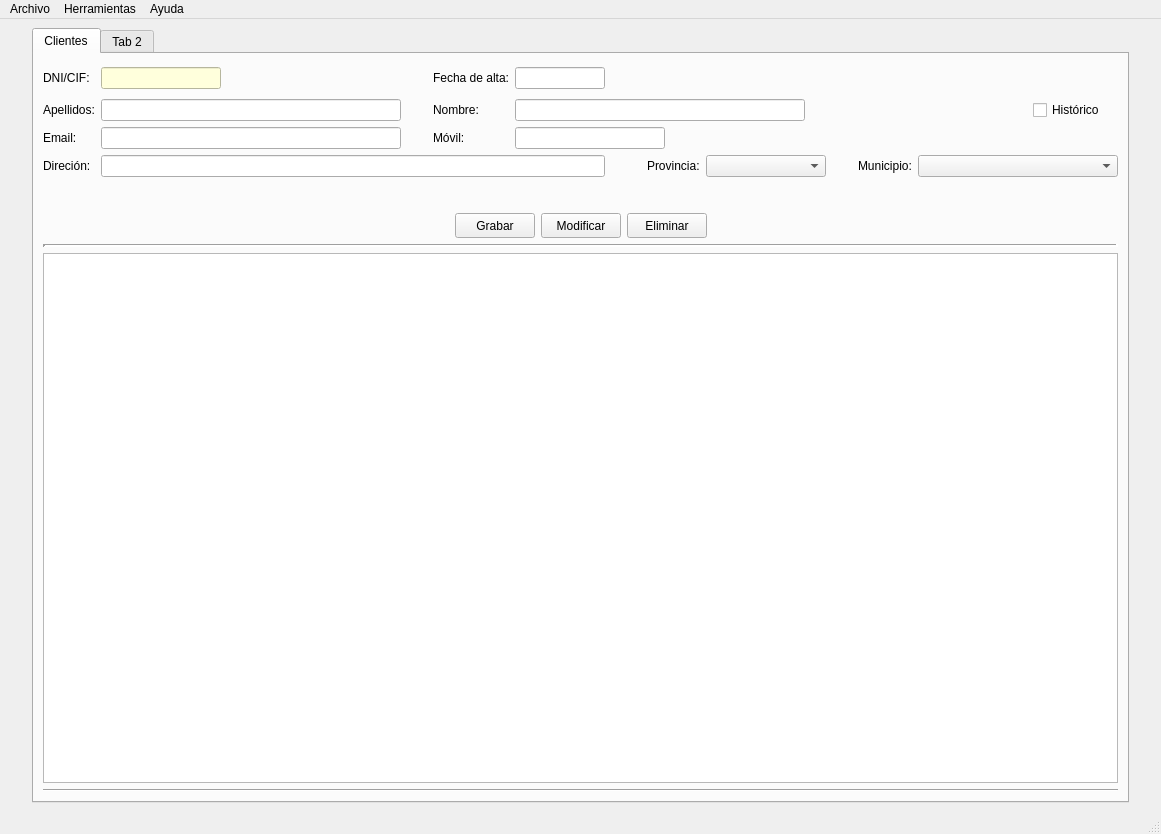
This is templates/venPrincipal.ui in Manue14/Proyecto_interfaces as Qt 5 draws it before an edit. The edited form follows.
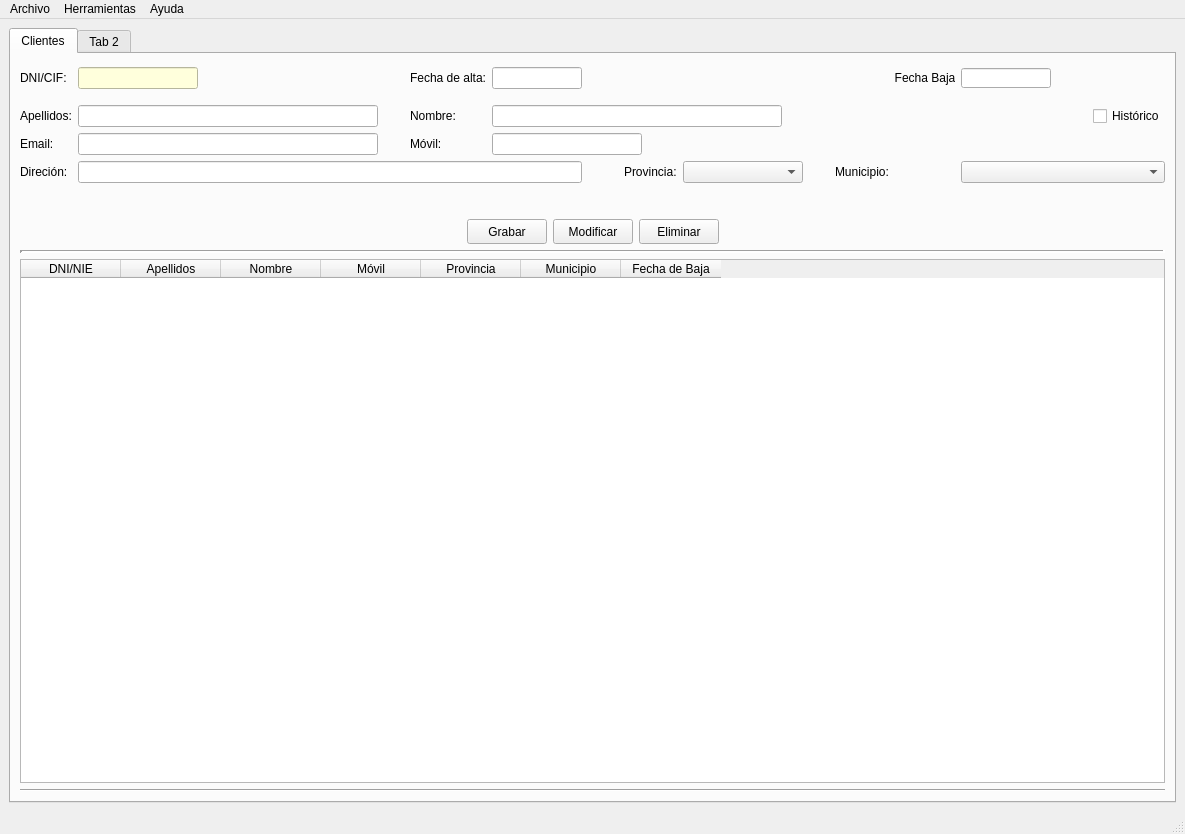
This is the edited form. Icons and pictures are not drawn.

The edit to the form file:
```diff
--- a/templates/venPrincipal.ui
+++ b/templates/venPrincipal.ui
@@ -25,6 +25,32 @@
   </property>
   <widget class="QWidget" name="centralwidget">
    <layout class="QGridLayout" name="gridLayout_2">
+    <item row="0" column="0">
+     <spacer name="horizontalSpacer_6">
+      <property name="orientation">
+       <enum>Qt::Horizontal</enum>
+      </property>
+      <property name="sizeHint" stdset="0">
+       <size>
+        <width>40</width>
+        <height>20</height>
+       </size>
+      </property>
+     </spacer>
+    </item>
+    <item row="0" column="2">
+     <spacer name="horizontalSpacer_7">
+      <property name="orientation">
+       <enum>Qt::Horizontal</enum>
+      </property>
+      <property name="sizeHint" stdset="0">
+       <size>
+        <width>40</width>
+        <height>20</height>
+       </size>
+      </property>
+     </spacer>
+    </item>
     <item row="0" column="1">
      <widget class="QTabWidget" name="panPrincipal">
       <property name="minimumSize">
@@ -58,6 +84,44 @@
           <property name="styleSheet">
            <string notr="true"/>
           </property>
+          <property name="selectionBehavior">
+           <enum>QAbstractItemView::SelectRows</enum>
+          </property>
+          <column>
+           <property name="text">
+            <string>DNI/NIE</string>
+           </property>
+          </column>
+          <column>
+           <property name="text">
+            <string>Apellidos</string>
+           </property>
+          </column>
+          <column>
+           <property name="text">
+            <string>Nombre</string>
+           </property>
+          </column>
+          <column>
+           <property name="text">
+            <string>Móvil</string>
+           </property>
+          </column>
+          <column>
+           <property name="text">
+            <string>Provincia</string>
+           </property>
+          </column>
+          <column>
+           <property name="text">
+            <string>Municipio</string>
+           </property>
+          </column>
+          <column>
+           <property name="text">
+            <string>Fecha de Baja</string>
+           </property>
+          </column>
          </widget>
         </item>
         <item row="2" column="0">
@@ -154,6 +218,32 @@
           </property>
          </widget>
         </item>
+        <item row="1" column="0">
+         <spacer name="verticalSpacer">
+          <property name="orientation">
+           <enum>Qt::Vertical</enum>
+          </property>
+          <property name="sizeType">
+           <enum>QSizePolicy::Fixed</enum>
+          </property>
+          <property name="sizeHint" stdset="0">
+           <size>
+            <width>20</width>
+            <height>30</height>
+           </size>
+          </property>
+         </spacer>
+        </item>
+        <item row="3" column="0">
+         <widget class="Line" name="line">
+          <property name="lineWidth">
+           <number>3</number>
+          </property>
+          <property name="orientation">
+           <enum>Qt::Horizontal</enum>
+          </property>
+         </widget>
+        </item>
         <item row="0" column="0">
          <layout class="QGridLayout" name="gridLayout">
           <item row="0" column="1">
@@ -175,7 +265,7 @@
             </property>
            </widget>
           </item>
-          <item row="1" column="4" colspan="7">
+          <item row="2" column="4" colspan="8">
            <widget class="QLineEdit" name="txtNomcli">
             <property name="minimumSize">
              <size>
@@ -191,14 +281,7 @@
             </property>
            </widget>
           </item>
-          <item row="1" column="0">
-           <widget class="QLabel" name="lblApelcli">
-            <property name="text">
-             <string>Apellidos:</string>
-            </property>
-           </widget>
-          </item>
-          <item row="1" column="1">
+          <item row="2" column="1">
            <widget class="QLineEdit" name="txtApelcli">
             <property name="minimumSize">
              <size>
@@ -214,68 +297,31 @@
             </property>
            </widget>
           </item>
-          <item row="0" column="0">
-           <widget class="QLabel" name="lblDnicli">
-            <property name="text">
-             <string>DNI/CIF:</string>
-            </property>
-           </widget>
-          </item>
           <item row="2" column="0">
-           <widget class="QLabel" name="lblEmailCli">
+           <widget class="QLabel" name="lblApelcli">
             <property name="text">
-             <string>Email:</string>
+             <string>Apellidos:</string>
             </property>
            </widget>
           </item>
-          <item row="1" column="11" alignment="Qt::AlignHCenter">
-           <widget class="QCheckBox" name="chkHistoriacli">
-            <property name="text">
-             <string>Histórico</string>
-            </property>
-           </widget>
-          </item>
-          <item row="1" column="3">
-           <widget class="QLabel" name="lblNomcli">
-            <property name="text">
-             <string>Nombre:</string>
-            </property>
-           </widget>
-          </item>
-          <item row="2" column="4" colspan="4">
-           <widget class="QLineEdit" name="txtMovilcli">
+          <item row="4" column="1" colspan="4">
+           <widget class="QLineEdit" name="txtDircli">
             <property name="minimumSize">
              <size>
-              <width>120</width>
+              <width>400</width>
               <height>0</height>
              </size>
             </property>
-            <property name="maximumSize">
-             <size>
-              <width>150</width>
-              <height>16777215</height>
-             </size>
-            </property>
            </widget>
           </item>
-          <item row="3" column="9">
+          <item row="4" column="9">
            <widget class="QLabel" name="lblMunicli">
             <property name="text">
              <string>Municipio:</string>
             </property>
            </widget>
           </item>
-          <item row="3" column="1" colspan="4">
-           <widget class="QLineEdit" name="txtDircli">
-            <property name="minimumSize">
-             <size>
-              <width>400</width>
-              <height>0</height>
-             </size>
-            </property>
-           </widget>
-          </item>
-          <item row="3" column="10" colspan="2">
+          <item row="4" column="11" colspan="3">
            <widget class="QComboBox" name="cmbMunicli">
             <property name="minimumSize">
              <size>
@@ -285,7 +331,7 @@
             </property>
            </widget>
           </item>
-          <item row="2" column="1">
+          <item row="3" column="1">
            <widget class="QLineEdit" name="txtEmailCli">
             <property name="minimumSize">
              <size>
@@ -301,28 +347,106 @@
             </property>
            </widget>
           </item>
-          <item row="3" column="6">
-           <widget class="QLabel" name="lblProcli">
-            <property name="text">
-             <string>Provincia:</string>
-            </property>
-           </widget>
-          </item>
           <item row="2" column="3">
-           <widget class="QLabel" name="lblMovilcli">
+           <widget class="QLabel" name="lblNomcli">
             <property name="text">
-             <string>Móvil:</string>
+             <string>Nombre:</string>
+            </property>
+           </widget>
+          </item>
+          <item row="0" column="0">
+           <widget class="QLabel" name="lblDnicli">
+            <property name="text">
+             <string>DNI/CIF:</string>
             </property>
            </widget>
           </item>
           <item row="3" column="0">
+           <widget class="QLabel" name="lblEmailCli">
+            <property name="text">
+             <string>Email:</string>
+            </property>
+           </widget>
+          </item>
+          <item row="0" column="5">
+           <widget class="QPushButton" name="btnAltaCli">
+            <property name="minimumSize">
+             <size>
+              <width>30</width>
+              <height>30</height>
+             </size>
+            </property>
+            <property name="maximumSize">
+             <size>
+              <width>30</width>
+              <height>30</height>
+             </size>
+            </property>
+            <property name="styleSheet">
+             <string notr="true">background-color: transparent; border: none;</string>
+            </property>
+            <property name="text">
+             <string/>
+            </property>
+            <property name="icon">
+             <iconset>
+              <normaloff>../img/calendar.png</normaloff>../img/calendar.png</iconset>
+            </property>
+            <property name="iconSize">
+             <size>
+              <width>30</width>
+              <height>30</height>
+             </size>
+            </property>
+           </widget>
+          </item>
+          <item row="4" column="5">
+           <spacer name="horizontalSpacer_3">
+            <property name="orientation">
+             <enum>Qt::Horizontal</enum>
+            </property>
+            <property name="sizeType">
+             <enum>QSizePolicy::Fixed</enum>
+            </property>
+            <property name="sizeHint" stdset="0">
+             <size>
+              <width>20</width>
+              <height>20</height>
+             </size>
+            </property>
+           </spacer>
+          </item>
+          <item row="4" column="0">
            <widget class="QLabel" name="lblDircli">
             <property name="text">
              <string>Direción:</string>
             </property>
            </widget>
           </item>
-          <item row="3" column="7">
+          <item row="3" column="3">
+           <widget class="QLabel" name="lblMovilcli">
+            <property name="text">
+             <string>Móvil:</string>
+            </property>
+           </widget>
+          </item>
+          <item row="3" column="4" colspan="4">
+           <widget class="QLineEdit" name="txtMovilcli">
+            <property name="minimumSize">
+             <size>
+              <width>120</width>
+              <height>0</height>
+             </size>
+            </property>
+            <property name="maximumSize">
+             <size>
+              <width>150</width>
+              <height>16777215</height>
+             </size>
+            </property>
+           </widget>
+          </item>
+          <item row="4" column="7">
            <widget class="QComboBox" name="cmbProcli">
             <property name="minimumSize">
              <size>
@@ -332,7 +456,14 @@
             </property>
            </widget>
           </item>
-          <item row="2" column="2">
+          <item row="4" column="6">
+           <widget class="QLabel" name="lblProcli">
+            <property name="text">
+             <string>Provincia:</string>
+            </property>
+           </widget>
+          </item>
+          <item row="3" column="2">
            <spacer name="horizontalSpacer">
             <property name="orientation">
              <enum>Qt::Horizontal</enum>
@@ -348,7 +479,23 @@
             </property>
            </spacer>
           </item>
-          <item row="3" column="8">
+          <item row="0" column="4">
+           <widget class="QLineEdit" name="txtAltacli">
+            <property name="minimumSize">
+             <size>
+              <width>90</width>
+              <height>0</height>
+             </size>
+            </property>
+            <property name="maximumSize">
+             <size>
+              <width>90</width>
+              <height>16777215</height>
+             </size>
+            </property>
+           </widget>
+          </item>
+          <item row="4" column="8">
            <spacer name="horizontalSpacer_2">
             <property name="orientation">
              <enum>Qt::Horizontal</enum>
@@ -364,22 +511,6 @@
             </property>
            </spacer>
           </item>
-          <item row="3" column="5">
-           <spacer name="horizontalSpacer_3">
-            <property name="orientation">
-             <enum>Qt::Horizontal</enum>
-            </property>
-            <property name="sizeType">
-             <enum>QSizePolicy::Fixed</enum>
-            </property>
-            <property name="sizeHint" stdset="0">
-             <size>
-              <width>20</width>
-              <height>20</height>
-             </size>
-            </property>
-           </spacer>
-          </item>
           <item row="0" column="3">
            <widget class="QLabel" name="date_lbl">
             <property name="text">
@@ -387,24 +518,72 @@
             </property>
            </widget>
           </item>
-          <item row="0" column="4">
-           <widget class="QLineEdit" name="txtAltacli">
+          <item row="2" column="13">
+           <widget class="QCheckBox" name="chkHistoriacli">
+            <property name="text">
+             <string>Histórico</string>
+            </property>
+           </widget>
+          </item>
+          <item row="1" column="13">
+           <spacer name="verticalSpacer_2">
+            <property name="orientation">
+             <enum>Qt::Vertical</enum>
+            </property>
+            <property name="sizeType">
+             <enum>QSizePolicy::Fixed</enum>
+            </property>
+            <property name="sizeHint" stdset="0">
+             <size>
+              <width>20</width>
+              <height>6</height>
+             </size>
+            </property>
+           </spacer>
+          </item>
+          <item row="0" column="10">
+           <widget class="QLabel" name="lblBajacli">
             <property name="minimumSize">
              <size>
+              <width>60</width>
+              <height>20</height>
+             </size>
+            </property>
+            <property name="maximumSize">
+             <size>
+              <width>60</width>
+              <height>20</height>
+             </size>
+            </property>
+            <property name="text">
+             <string>Fecha Baja</string>
+            </property>
+            <property name="alignment">
+             <set>Qt::AlignCenter</set>
+            </property>
+           </widget>
+          </item>
+          <item row="0" column="11">
+           <widget class="QLineEdit" name="txtBajacli">
+            <property name="minimumSize">
+             <size>
               <width>90</width>
-              <height>0</height>
+              <height>20</height>
              </size>
             </property>
             <property name="maximumSize">
              <size>
               <width>90</width>
-              <height>16777215</height>
+              <height>20</height>
              </size>
             </property>
+            <property name="alignment">
+             <set>Qt::AlignCenter</set>
+            </property>
            </widget>
           </item>
-          <item row="0" column="5">
-           <widget class="QPushButton" name="btnAltaCli">
+          <item row="0" column="12">
+           <widget class="QPushButton" name="btnBajacli">
             <property name="minimumSize">
              <size>
               <width>30</width>
@@ -429,40 +608,14 @@
             </property>
             <property name="iconSize">
              <size>
-              <width>30</width>
-              <height>30</height>
+              <width>29</width>
+              <height>29</height>
              </size>
             </property>
            </widget>
           </item>
          </layout>
         </item>
-        <item row="1" column="0">
-         <spacer name="verticalSpacer">
-          <property name="orientation">
-           <enum>Qt::Vertical</enum>
-          </property>
-          <property name="sizeType">
-           <enum>QSizePolicy::Fixed</enum>
-          </property>
-          <property name="sizeHint" stdset="0">
-           <size>
-            <width>20</width>
-            <height>30</height>
-           </size>
-          </property>
-         </spacer>
-        </item>
-        <item row="3" column="0">
-         <widget class="Line" name="line">
-          <property name="lineWidth">
-           <number>3</number>
-          </property>
-          <property name="orientation">
-           <enum>Qt::Horizontal</enum>
-          </property>
-         </widget>
-        </item>
        </layout>
       </widget>
       <widget class="QWidget" name="tabConstruccion">
@@ -485,32 +638,6 @@
       </widget>
      </widget>
     </item>
-    <item row="0" column="2">
-     <spacer name="horizontalSpacer_7">
-      <property name="orientation">
-       <enum>Qt::Horizontal</enum>
-      </property>
-      <property name="sizeHint" stdset="0">
-       <size>
-        <width>40</width>
-        <height>20</height>
-       </size>
-      </property>
-     </spacer>
-    </item>
-    <item row="0" column="0">
-     <spacer name="horizontalSpacer_6">
-      <property name="orientation">
-       <enum>Qt::Horizontal</enum>
-      </property>
-      <property name="sizeHint" stdset="0">
-       <size>
-        <width>40</width>
-        <height>20</height>
-       </size>
-      </property>
-     </spacer>
-    </item>
    </layout>
   </widget>
   <widget class="QMenuBar" name="menubar">
```
Left out of the diff: 1 changed line with no effect on the pictures.
